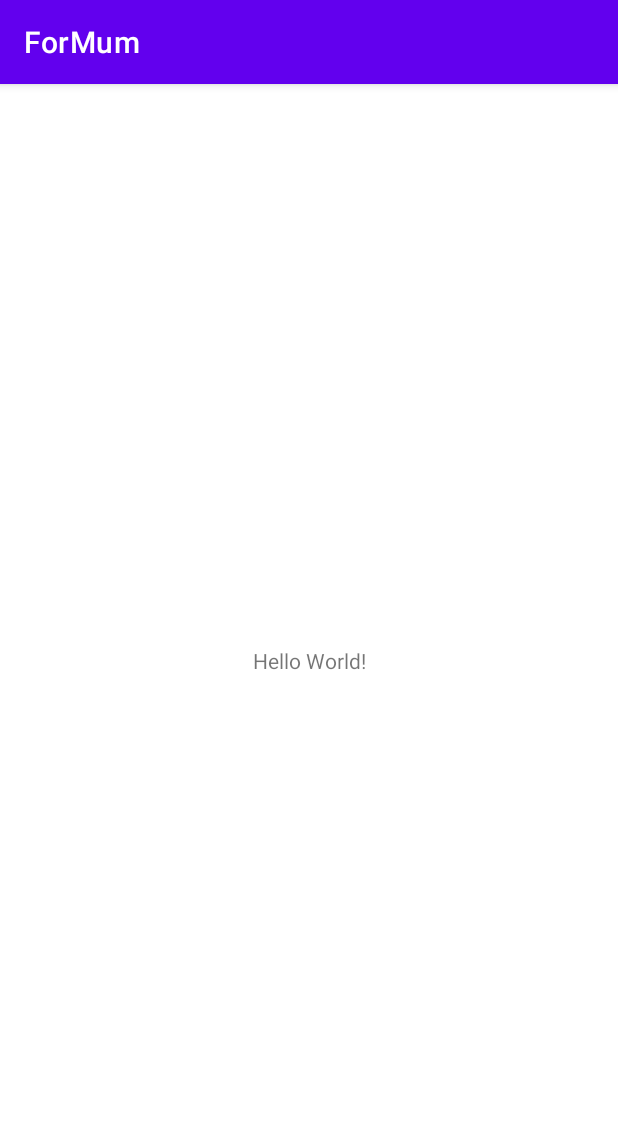
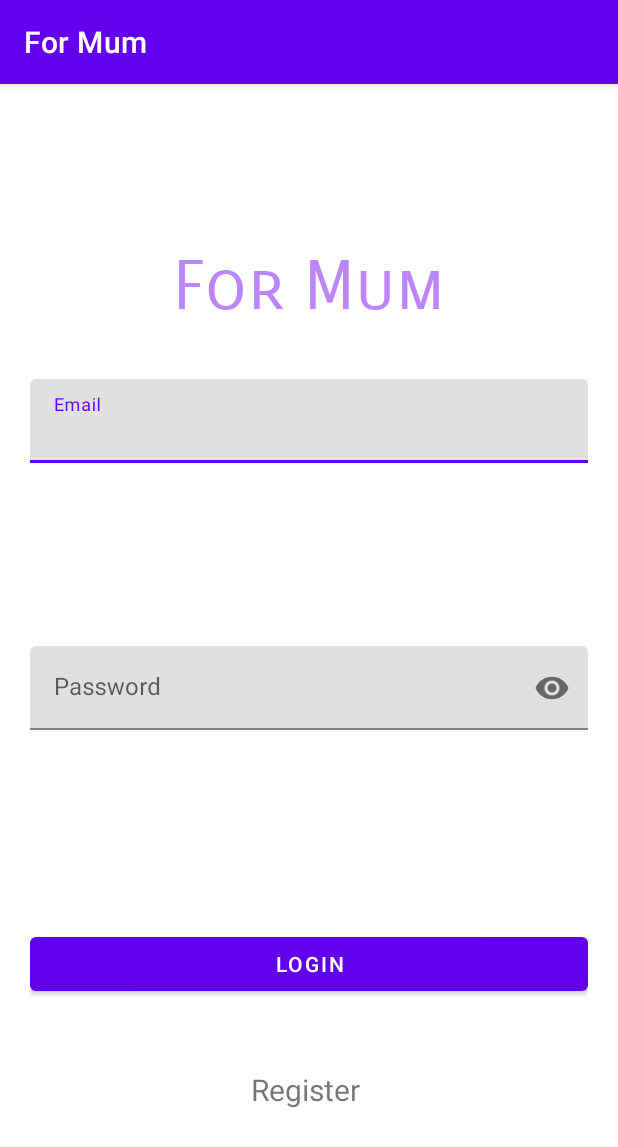
Before and after one commit to montaha2000/ForMum, an Android app: the screen it shows after launch (MainActivity before the commit, LoginActivity after it), on a phone screen of 412 x 824 dp. Shown: the top 1147 px of the screen. Run offline under Robolectric (Android 15) with nearby library versions, the phone set to English and light mode, and no system bars; our stand-ins replace Firebase (no records; nobody signed in at launch, a user with empty details on screens opened directly).

Commit message:
Register + Login

```diff
--- /dev/null
+++ b/app/src/main/java/com/afq/formum/LoginActivity.java
@@ -0,0 +1,112 @@
+package com.afq.formum;
+
+import android.content.Intent;
+import android.os.Bundle;
+import android.view.View;
+import android.widget.Button;
+import android.widget.TextView;
+import android.widget.Toast;
+
+import com.google.android.gms.tasks.OnCompleteListener;
+import com.google.android.gms.tasks.Task;
+import com.google.android.material.textfield.TextInputLayout;
+import com.google.firebase.auth.AuthResult;
+import com.google.firebase.auth.FirebaseAuth;
+
+import androidx.annotation.NonNull;
+import androidx.appcompat.app.AppCompatActivity;
+
+public class LoginActivity extends AppCompatActivity {
+
+    private Button btnLogin;
+    private TextView txtRegister;
+    private TextView textView;
+    private TextInputLayout edtPassword;
+    private TextInputLayout edtEmail;
+
+    FirebaseAuth mAuth;
+
+    @Override
+    protected void onCreate(Bundle savedInstanceState) {
+        super.onCreate(savedInstanceState);
+        setContentView(R.layout.activity_login);
+
+
+        initView();
+        textView.setTextColor(getResources().getColor(R.color.purple_200));
+
+        txtRegister.setOnClickListener(view -> {
+            Intent i = new Intent(LoginActivity.this,RegisterActivity.class);
+            startActivity(i);
+        });
+
+        btnLogin.setOnClickListener(view -> {
+            LoginUser();
+        });
+
+    }
+
+    private void initView() {
+        btnLogin = findViewById(R.id.btnLogin);
+        textView = findViewById(R.id.textView);
+        txtRegister = findViewById(R.id.txtRegister);
+        edtPassword = findViewById(R.id.edtPassword);
+        edtEmail = findViewById(R.id.edtEmail);
+
+        mAuth = FirebaseAuth.getInstance();
+    }
+
+    private void LoginUser() {
+        String email = edtEmail.getEditText().getText().toString().trim();
+        String password = edtPassword.getEditText().getText().toString().trim();
+
+
+        if (password.isEmpty()) {
+            edtPassword.setError("Password is required");
+            edtPassword.requestFocus();
+            return;
+        }
+
+        if (password.length() < 6) {
+            edtPassword.setError("Minimum length of password should be 6");
+            edtPassword.requestFocus();
+            return;
+        }
+
+
+        if (email.isEmpty()) {
+            edtEmail.setError("email is required");
+            edtEmail.requestFocus();
+            return;
+        }
+
+
+        mAuth.signInWithEmailAndPassword(email, password).addOnCompleteListener(new OnCompleteListener<AuthResult>() {
+            @Override
+            public void onComplete(@NonNull Task<AuthResult> task) {
+                if (task.isSuccessful()) {
+                    finish();
+                    Intent intent = new Intent(LoginActivity.this, MainActivity.class);
+                    intent.addFlags(Intent.FLAG_ACTIVITY_CLEAR_TOP);
+                    startActivity(intent);
+                } else {
+                    Toast.makeText(getApplicationContext(), task.getException().getMessage(), Toast.LENGTH_SHORT).show();
+                }
+            }
+        });
+    }
+
+
+    @Override
+    protected void onStart() {
+        super.onStart();
+
+        if (mAuth.getCurrentUser() != null) {
+            finish();
+            startActivity(new Intent(this, MainActivity.class));
+        }
+    }
+
+
+
+}
--- /dev/null
+++ b/app/src/main/res/layout/activity_login.xml
@@ -0,0 +1,95 @@
+<?xml version="1.0" encoding="utf-8"?>
+<androidx.constraintlayout.widget.ConstraintLayout xmlns:android="http://schemas.android.com/apk/res/android"
+    xmlns:app="http://schemas.android.com/apk/res-auto"
+    xmlns:tools="http://schemas.android.com/tools"
+    android:layout_width="match_parent"
+    android:layout_height="match_parent"
+    android:padding="20dp"
+    tools:context=".LoginActivity">
+
+
+    <Button
+        android:id="@+id/btnLogin"
+        android:layout_width="0dp"
+        android:layout_height="wrap_content"
+        android:layout_marginTop="132dp"
+        android:layout_marginBottom="137dp"
+        android:text="@string/login"
+        app:layout_constraintBottom_toBottomOf="parent"
+        app:layout_constraintEnd_toEndOf="parent"
+        app:layout_constraintHorizontal_bias="0.5"
+        app:layout_constraintStart_toStartOf="parent"
+        app:layout_constraintTop_toBottomOf="@+id/edtPassword" />
+
+    <TextView
+        android:id="@+id/textView"
+        android:layout_width="wrap_content"
+        android:layout_height="wrap_content"
+        android:layout_marginBottom="34dp"
+        android:fontFamily="sans-serif-smallcaps"
+        android:text="@string/app_name"
+        android:textColor="@color/black"
+        android:textSize="45sp"
+        app:layout_constraintBottom_toTopOf="@+id/edtEmail"
+        app:layout_constraintEnd_toEndOf="parent"
+        app:layout_constraintHorizontal_bias="0.5"
+        app:layout_constraintStart_toStartOf="parent" />
+
+    <TextView
+        android:id="@+id/txtRegister"
+        android:layout_width="wrap_content"
+        android:layout_height="wrap_content"
+        android:layout_marginEnd="151dp"
+        android:layout_marginBottom="60dp"
+        android:text="@string/register"
+        android:textSize="20dp"
+        app:layout_constraintBottom_toBottomOf="parent"
+        app:layout_constraintEnd_toEndOf="parent"
+        app:layout_constraintHorizontal_bias="0.994"
+        app:layout_constraintStart_toStartOf="parent"
+        app:layout_constraintTop_toBottomOf="@+id/btnLogin"
+        app:layout_constraintVertical_bias="0.914" />
+
+    <com.google.android.material.textfield.TextInputLayout
+        android:id="@+id/edtEmail"
+        android:layout_width="0dp"
+        android:layout_height="wrap_content"
+        android:layout_marginTop="178dp"
+        android:layout_marginBottom="180dp"
+        android:hint="@string/email"
+        app:layout_constraintBottom_toBottomOf="@+id/edtPassword"
+        app:layout_constraintEnd_toEndOf="parent"
+        app:layout_constraintHorizontal_bias="0.5"
+        app:layout_constraintStart_toStartOf="parent"
+        app:layout_constraintTop_toTopOf="parent">
+
+        <com.google.android.material.textfield.TextInputEditText
+            android:layout_width="match_parent"
+            android:layout_height="wrap_content"
+            android:inputType="textEmailAddress" />
+
+    </com.google.android.material.textfield.TextInputLayout>
+
+
+    <com.google.android.material.textfield.TextInputLayout
+        android:id="@+id/edtPassword"
+        android:layout_width="0dp"
+        android:layout_height="wrap_content"
+        android:layout_marginBottom="317dp"
+        android:hint="@string/password"
+        android:inputType="textPassword"
+        app:endIconMode="password_toggle"
+        app:layout_constraintBottom_toBottomOf="parent"
+        app:layout_constraintEnd_toEndOf="parent"
+        app:layout_constraintHorizontal_bias="0.5"
+        app:layout_constraintStart_toStartOf="parent">
+
+        <com.google.android.material.textfield.TextInputEditText
+            android:layout_width="match_parent"
+            android:layout_height="wrap_content"
+            android:inputType="textPassword" />
+
+    </com.google.android.material.textfield.TextInputLayout>
+
+
+</androidx.constraintlayout.widget.ConstraintLayout>
--- a/app/src/main/res/layout/activity_main.xml
+++ b/app/src/main/res/layout/activity_main.xml
@@ -6,13 +6,10 @@
     android:layout_height="match_parent"
     tools:context=".MainActivity">
 
-    <TextView
-        android:layout_width="wrap_content"
-        android:layout_height="wrap_content"
-        android:text="Hello World!"
-        app:layout_constraintBottom_toBottomOf="parent"
-        app:layout_constraintLeft_toLeftOf="parent"
-        app:layout_constraintRight_toRightOf="parent"
-        app:layout_constraintTop_toTopOf="parent" />
+    <androidx.recyclerview.widget.RecyclerView
+        android:id="@+id/rv"
+        android:layout_width="match_parent"
+        android:layout_height="match_parent"/>
+
 
 </androidx.constraintlayout.widget.ConstraintLayout>
--- a/app/src/main/res/values/strings.xml
+++ b/app/src/main/res/values/strings.xml
@@ -1,3 +1,10 @@
 <resources>
-    <string name="app_name">ForMum</string>
+    <string name="app_name">For Mum</string>
+    <string name="name">Full Name</string>
+    <string name="email">Email</string>
+    <string name="password">Password</string>
+    <string name="phone_number">Phone Number</string>
+    <string name="age">Age</string>
+    <string name="register">Register</string>
+    <string name="login">Login</string>
 </resources>
--- a/build.gradle
+++ b/build.gradle
@@ -6,7 +6,7 @@ buildscript {
     }
     dependencies {
         classpath "com.android.tools.build:gradle:4.1.2"
-
+        classpath 'com.google.gms:google-services:4.3.5'
         // NOTE: Do not place your application dependencies here; they belong
         // in the individual module build.gradle files
     }
```
Also changed, not shown: app/build.gradle (+17 -4 lines), app/src/main/AndroidManifest.xml (+11 -2 lines), app/src/main/java/com/afq/formum/MainActivity.java (+34 -2 lines), app/src/main/java/com/afq/formum/Model/User.java (added, +41 -0 lines), app/src/main/java/com/afq/formum/RegisterActivity.java (added, +173 -0 lines), app/src/main/res/layout/activity_register.xml (added, +108 -0 lines), app/src/main/res/drawable-v24/formum.png (added), gradle/wrapper/gradle-wrapper.properties, 1 other file.
